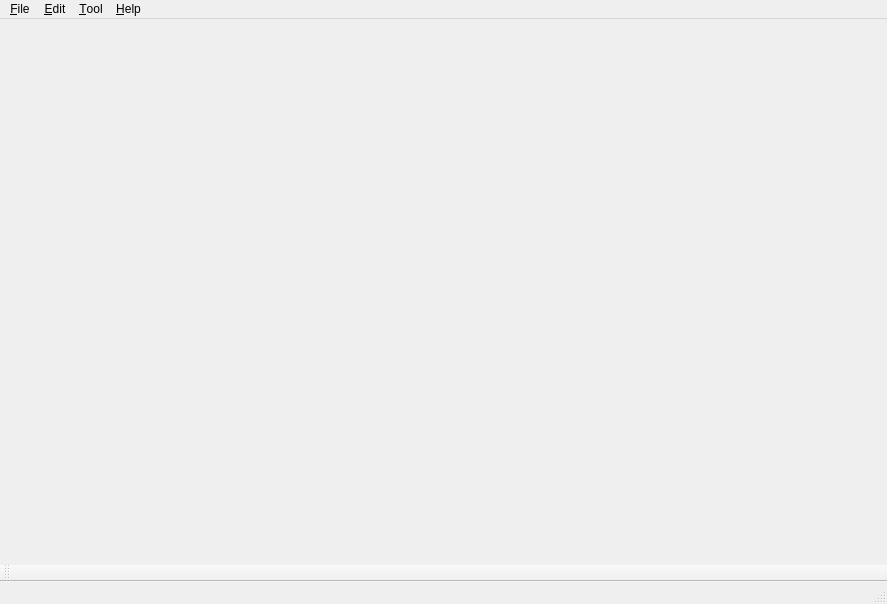
The window that client/ShadowBlade-client/mainwindow.ui (windworst/ShadowBlade-rc) describes before a commit, drawn with Qt 5.
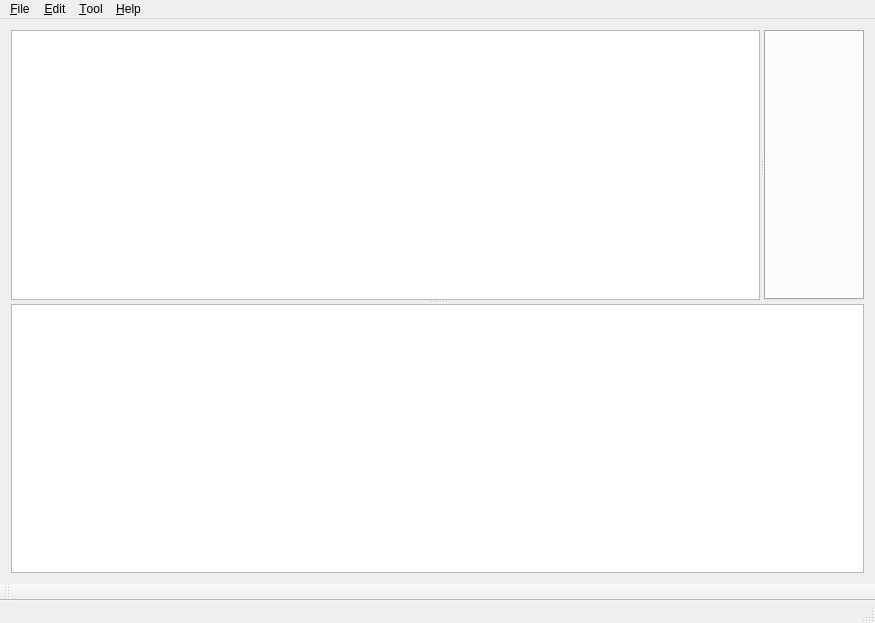
The same window after the commit.

The edit to the form file:
```diff
--- a/client/ShadowBlade-client/mainwindow.ui
+++ b/client/ShadowBlade-client/mainwindow.ui
@@ -6,20 +6,101 @@
    <rect>
     <x>0</x>
     <y>0</y>
-    <width>887</width>
-    <height>604</height>
+    <width>875</width>
+    <height>623</height>
    </rect>
   </property>
+  <property name="minimumSize">
+   <size>
+    <width>100</width>
+    <height>100</height>
+   </size>
+  </property>
   <property name="windowTitle">
    <string>ShadowBlade</string>
   </property>
-  <widget class="QWidget" name="centralWidget"/>
+  <widget class="QWidget" name="centralWidget">
+   <layout class="QVBoxLayout" name="verticalLayout">
+    <item>
+     <widget class="QSplitter" name="splitter_v1">
+      <property name="sizePolicy">
+       <sizepolicy hsizetype="Preferred" vsizetype="Expanding">
+        <horstretch>0</horstretch>
+        <verstretch>0</verstretch>
+       </sizepolicy>
+      </property>
+      <property name="orientation">
+       <enum>Qt::Vertical</enum>
+      </property>
+      <widget class="QSplitter" name="splitter_h1">
+       <property name="sizePolicy">
+        <sizepolicy hsizetype="Expanding" vsizetype="Preferred">
+         <horstretch>0</horstretch>
+         <verstretch>0</verstretch>
+        </sizepolicy>
+       </property>
+       <property name="orientation">
+        <enum>Qt::Horizontal</enum>
+       </property>
+       <widget class="QTreeView" name="treeView">
+        <property name="minimumSize">
+         <size>
+          <width>100</width>
+          <height>100</height>
+         </size>
+        </property>
+        <property name="baseSize">
+         <size>
+          <width>200</width>
+          <height>0</height>
+         </size>
+        </property>
+       </widget>
+       <widget class="QTabWidget" name="tabWidget">
+        <property name="minimumSize">
+         <size>
+          <width>100</width>
+          <height>100</height>
+         </size>
+        </property>
+        <property name="currentIndex">
+         <number>-1</number>
+        </property>
+       </widget>
+      </widget>
+      <widget class="QTextEdit" name="textEdit">
+       <property name="minimumSize">
+        <size>
+         <width>100</width>
+         <height>100</height>
+        </size>
+       </property>
+       <property name="baseSize">
+        <size>
+         <width>0</width>
+         <height>200</height>
+        </size>
+       </property>
+      </widget>
+     </widget>
+    </item>
+   </layout>
+  </widget>
+  <widget class="QToolBar" name="mainToolBar">
+   <attribute name="toolBarArea">
+    <enum>BottomToolBarArea</enum>
+   </attribute>
+   <attribute name="toolBarBreak">
+    <bool>true</bool>
+   </attribute>
+  </widget>
+  <widget class="QStatusBar" name="statusBar"/>
   <widget class="QMenuBar" name="menuBar">
    <property name="geometry">
     <rect>
      <x>0</x>
      <y>0</y>
-     <width>887</width>
+     <width>875</width>
      <height>21</height>
     </rect>
    </property>
@@ -59,15 +140,6 @@
    <addaction name="menu_Tool"/>
    <addaction name="menu_Help_2"/>
   </widget>
-  <widget class="QToolBar" name="mainToolBar">
-   <attribute name="toolBarArea">
-    <enum>BottomToolBarArea</enum>
-   </attribute>
-   <attribute name="toolBarBreak">
-    <bool>true</bool>
-   </attribute>
-  </widget>
-  <widget class="QStatusBar" name="statusBar"/>
   <action name="actionConnect_host">
    <property name="text">
     <string>&amp;Connect host</string>
```
